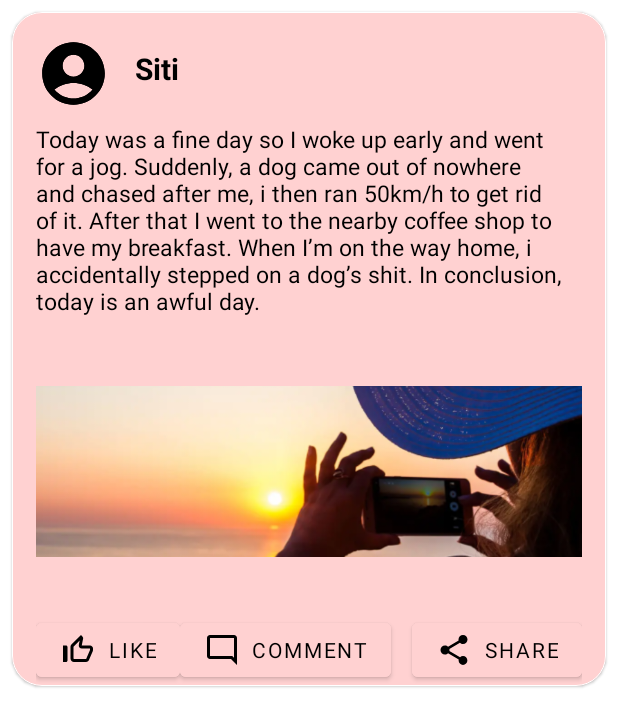
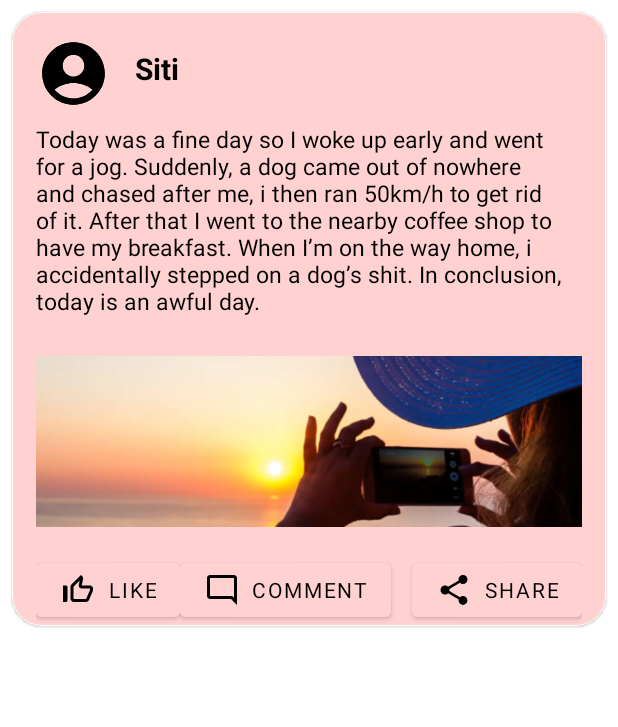
Before and after one commit to Christina-Ku-Pei-San/JomChat, an Android app: the layout post_item.xml on its own in the app's theme, with its tools: preview values and no code run, on a phone screen of 412 x 824 dp. Shown: the top 727 px of the screen. Run offline under Robolectric (Android 15) with nearby library versions, the phone set to English and light mode, and no system bars; Roboto replaces fonts that are not available here.

Commit message:
solved link for image problem, navigation to post activity

```diff
--- a/app/src/main/res/layout/post_item.xml
+++ b/app/src/main/res/layout/post_item.xml
@@ -18,13 +18,13 @@
         android:paddingRight="16dp">
 
         <de.hdodenhof.circleimageview.CircleImageView
-            android:id="@+id/IVProfilePhoto"
+            android:id="@+id/IVProfilePhoto2"
             android:layout_width="50dp"
             android:layout_height="50dp"
             android:src="@drawable/ic_baseline_account_circle_24" />
 
         <de.hdodenhof.circleimageview.CircleImageView
-            android:id="@+id/IVProfilePhoto2"
+            android:id="@+id/IVProfile"
             android:layout_width="50dp"
             android:layout_height="50dp"
             android:src="@drawable/ic_baseline_account_circle_24" />
@@ -36,7 +36,7 @@
             android:layout_alignParentTop="true"
             android:layout_marginStart="16dp"
             android:layout_marginTop="8dp"
-            android:layout_toEndOf="@+id/IVProfilePhoto"
+            android:layout_toEndOf="@+id/IVProfile"
             android:fontFamily="@font/droid_sans_mono"
             android:text="Siti"
             style="@style/TEXT"
@@ -44,10 +44,10 @@
             android:textStyle="bold" />
 
         <TextView
-            android:id="@+id/TVPost"
+            android:id="@+id/TVPostContent"
             android:layout_width="wrap_content"
             android:layout_height="wrap_content"
-            android:layout_below="@+id/IVProfilePhoto"
+            android:layout_below="@+id/IVProfile"
             android:layout_marginTop="8dp"
             android:fontFamily="@font/droid_sans_mono"
             android:text="Today was a fine day so I woke up early and went for a jog. Suddenly, a dog came out of nowhere and chased after me, i then ran 50km/h to get rid of it. After that I went to the nearby coffee shop to have my breakfast. When I’m on the way home, i accidentally stepped on a dog’s shit. In conclusion, today is an awful day."
@@ -57,9 +57,8 @@
         <ImageView
             android:id="@+id/IVPostPhoto"
             android:layout_width="wrap_content"
-            android:layout_height="wrap_content"
-            android:minHeight="120dp"
-            android:layout_below="@+id/TVPost"
+            android:layout_height="150dp"
+            android:layout_below="@+id/TVPostContent"
             android:layout_marginTop="8dp"
             android:src="@drawable/post_photo1"/>
 
```
Also changed, not shown: app/src/main/java/wia2007/example/jomchat/AddPostActivity.java (+23 -8 lines), app/src/main/java/wia2007/example/jomchat/PostActivity.java (+37 -1 lines), app/src/main/java/wia2007/example/jomchat/PostAdapter.java (+4 -3 lines), app/src/main/java/wia2007/example/jomchat/PostItem.java (+6 -1 lines), app/src/main/java/wia2007/example/jomchat/PostListActivity.java (+8 -2 lines).
